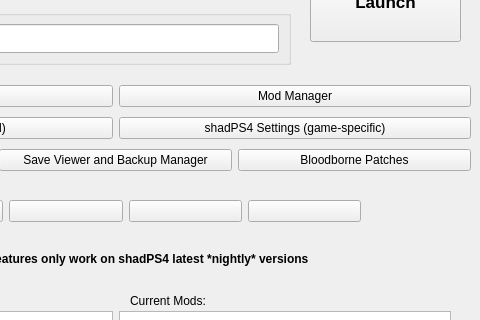
Above: modules/bblauncher.ui from rainmakerv3/BB_Launcher before the change; both pictures show x 250 to 730 and y 89 to 409 of the 730 by 696 pixel window. Below: the same form after it.
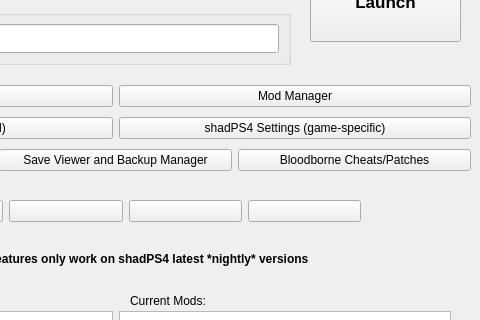
That is the form after the change.

What changed in the file:
```diff
--- a/modules/bblauncher.ui
+++ b/modules/bblauncher.ui
@@ -190,7 +190,7 @@
        <item>
         <widget class="QPushButton" name="PatchesButton">
          <property name="text">
-          <string>Bloodborne Patches</string>
+          <string>Bloodborne Cheats/Patches</string>
          </property>
         </widget>
        </item>
```
